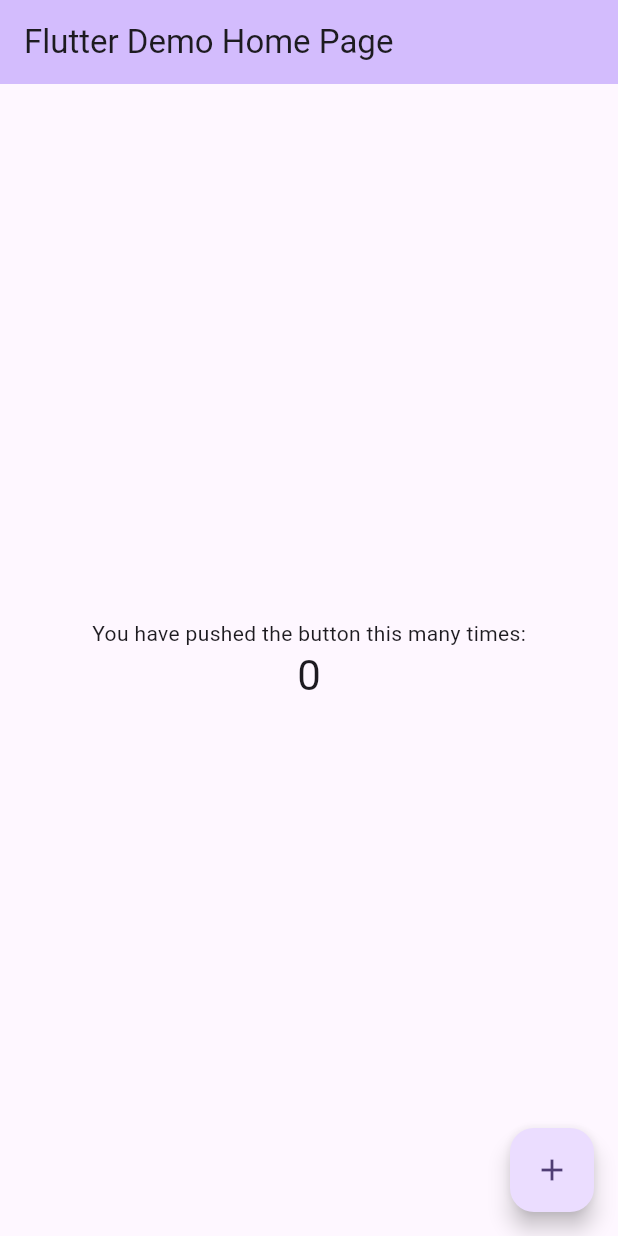
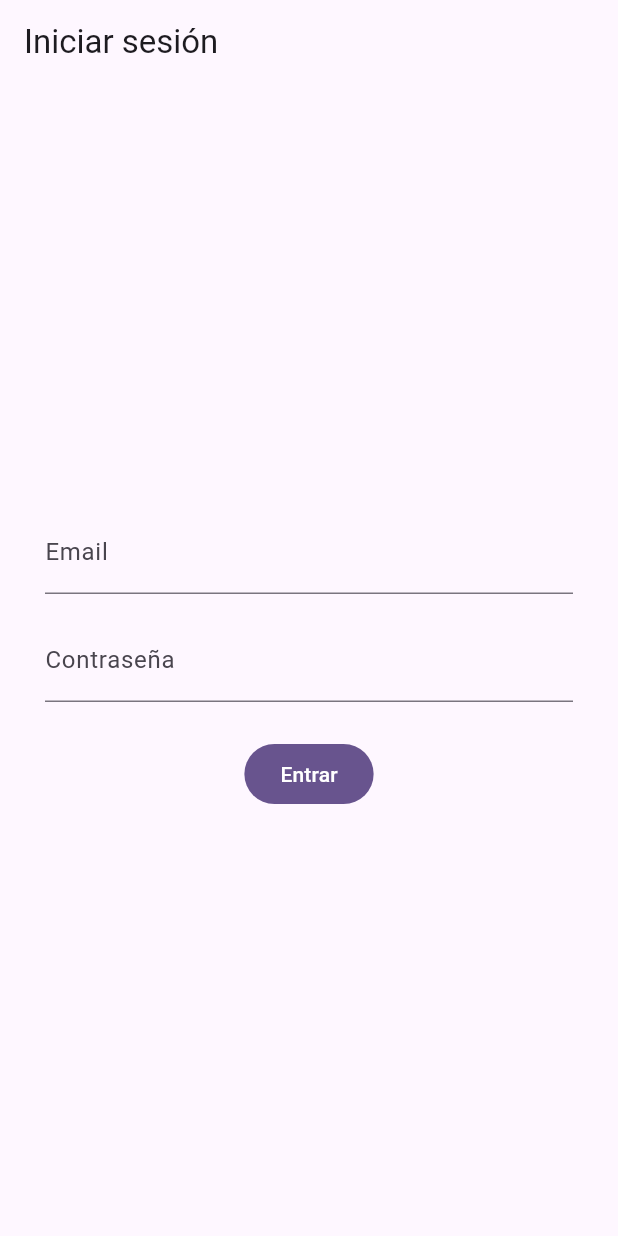
Before and after one commit to PredictiveTech/predictivemaintain-flutter-app, a Flutter app: the screen it shows after launch, on a phone screen of 412 x 824 dp. Run offline on Flutter 3.47's test engine with Material 3 defaults, Android fonts, the phone set to English and light mode, and no system bars.

Commit message:
feat(navigation): add home screen with bottom navigation bar and login redirect

```diff
--- /dev/null
+++ b/lib/core/network/auth_token_holder.dart
@@ -0,0 +1,2 @@
+/// Token de acceso global. Solución temporal hasta tener un almacén de sesión.
+String? accessToken;
--- /dev/null
+++ b/lib/iam/presentation/login_screen.dart
@@ -0,0 +1,119 @@
+import 'dart:convert';
+
+import 'package:flutter/material.dart';
+
+import '../../core/network/auth_token_holder.dart' as auth;
+import '../../core/network/http_client.dart';
+import '../../navigation/home_screen.dart';
+import '../infrastructure/auth_session_dto.dart';
+
+const String baseUrl =
+    'https://predictivemaintain-backend-production.up.railway.app';
+
+class LoginScreen extends StatefulWidget {
+  const LoginScreen({super.key});
+
+  @override
+  State<LoginScreen> createState() => _LoginScreenState();
+}
+
+class _LoginScreenState extends State<LoginScreen> {
+  final _emailController = TextEditingController();
+  final _passwordController = TextEditingController();
+  final _client = HttpClient(tokenProvider: () async => auth.accessToken);
+  bool _loading = false;
+
+  @override
+  void dispose() {
+    _emailController.dispose();
+    _passwordController.dispose();
+    _client.close();
+    super.dispose();
+  }
+
+  Future<void> _login() async {
+    setState(() => _loading = true);
+    try {
+      final response = await _client.post(
+        Uri.parse('$baseUrl/api/v1/auth/login'),
+        headers: {'Content-Type': 'application/json'},
+        body: jsonEncode({
+          'email': _emailController.text.trim(),
+          'password': _passwordController.text,
+        }),
+      );
+
+      if (response.statusCode >= 200 && response.statusCode < 300) {
+        final session = AuthSessionDto.fromJson(
+          jsonDecode(response.body) as Map<String, dynamic>,
+        ).toDomain();
+        auth.accessToken = session.accessToken;
+        if (!mounted) return;
+        Navigator.pushReplacement(
+          context,
+          MaterialPageRoute(builder: (_) => const HomeScreen()),
+        );
+      } else {
+        _showError(_errorMessage(response.statusCode, response.body));
+      }
+    } catch (e) {
+      _showError('No se pudo iniciar sesión: $e');
+    } finally {
+      if (mounted) setState(() => _loading = false);
+    }
+  }
+
+  String _errorMessage(int status, String body) {
+    try {
+      final json = jsonDecode(body);
+      if (json is Map && json['message'] is String) {
+        return json['message'] as String;
+      }
+    } catch (_) {}
+    return 'Error al iniciar sesión (HTTP $status)';
+  }
+
+  void _showError(String message) {
+    if (!mounted) return;
+    ScaffoldMessenger.of(context).showSnackBar(SnackBar(content: Text(message)));
+  }
+
+  @override
+  Widget build(BuildContext context) {
+    return Scaffold(
+      appBar: AppBar(title: const Text('Iniciar sesión')),
+      body: Center(
+        child: ConstrainedBox(
+          constraints: const BoxConstraints(maxWidth: 400),
+          child: Padding(
+            padding: const EdgeInsets.all(24),
+            child: Column(
+              mainAxisSize: MainAxisSize.min,
+              children: [
+                TextField(
+                  controller: _emailController,
+                  keyboardType: TextInputType.emailAddress,
+                  decoration: const InputDecoration(labelText: 'Email'),
+                ),
+                const SizedBox(height: 16),
+                TextField(
+                  controller: _passwordController,
+                  obscureText: true,
+                  decoration: const InputDecoration(labelText: 'Contraseña'),
+                ),
+                const SizedBox(height: 24),
+                if (_loading)
+                  const CircularProgressIndicator()
+                else
+                  FilledButton(
+                    onPressed: _login,
+                    child: const Text('Entrar'),
+                  ),
+              ],
+            ),
+          ),
+        ),
+      ),
+    );
+  }
+}
--- a/lib/main.dart
+++ b/lib/main.dart
@@ -1,4 +1,6 @@
 import 'package:flutter/material.dart';
+
+import 'iam/presentation/login_screen.dart';
 
 void main() {
   runApp(const MyApp());
@@ -7,116 +9,14 @@ void main() {
 class MyApp extends StatelessWidget {
   const MyApp({super.key});
 
-  // This widget is the root of your application.
   @override
   Widget build(BuildContext context) {
     return MaterialApp(
-      title: 'Flutter Demo',
+      title: 'PredictiveMaintain',
       theme: ThemeData(
-        // This is the theme of your application.
-        //
-        // TRY THIS: Try running your application with "flutter run". You'll see
-        // the application has a purple toolbar. Then, without quitting the app,
-        // try changing the seedColor in the colorScheme below to Colors.green
-        // and then invoke "hot reload" (save your changes or press the "hot
-        // reload" button in a Flutter-supported IDE, or press "r" if you used
-        // the command line to start the app).
-        //
-        // Notice that the counter didn't reset back to zero; the application
-        // state is not lost during the reload. To reset the state, use hot
-        // restart instead.
-        //
-        // This works for code too, not just values: Most code changes can be
-        // tested with just a hot reload.
         colorScheme: .fromSeed(seedColor: Colors.deepPurple),
       ),
-      home: const MyHomePage(title: 'Flutter Demo Home Page'),
+      home: const LoginScreen(),
     );
   }
 }
-
-class MyHomePage extends StatefulWidget {
-  const MyHomePage({super.key, required this.title});
-
-  // This widget is the home page of your application. It is stateful, meaning
-  // that it has a State object (defined below) that contains fields that affect
-  // how it looks.
-
-  // This class is the configuration for the state. It holds the values (in this
-  // case the title) provided by the parent (in this case the App widget) and
-  // used by the build method of the State. Fields in a Widget subclass are
-  // always marked "final".
-
-  final String title;
-
-  @override
-  State<MyHomePage> createState() => _MyHomePageState();
-}
-
-class _MyHomePageState extends State<MyHomePage> {
-  int _counter = 0;
-
-  void _incrementCounter() {
-    setState(() {
-      // This call to setState tells the Flutter framework that something has
-      // changed in this State, which causes it to rerun the build method below
-      // so that the display can reflect the updated values. If we changed
-      // _counter without calling setState(), then the build method would not be
-      // called again, and so nothing would appear to happen.
-      _counter++;
-    });
-  }
-
-  @override
-  Widget build(BuildContext context) {
-    // This method is rerun every time setState is called, for instance as done
-    // by the _incrementCounter method above.
-    //
-    // The Flutter framework has been optimized to make rerunning build methods
-    // fast, so that you can just rebuild anything that needs updating rather
-    // than having to individually change instances of widgets.
-    return Scaffold(
-      appBar: AppBar(
-        // TRY THIS: Try changing the color here to a specific color (to
-        // Colors.amber, perhaps?) and trigger a hot reload to see the AppBar
-        // change color while the other colors stay the same.
-        backgroundColor: Theme.of(context).colorScheme.inversePrimary,
-        // Here we take the value from the MyHomePage object that was created by
-        // the App.build method, and use it to set our appbar title.
-        title: Text(widget.title),
-      ),
-      body: Center(
-        // Center is a layout widget. It takes a single child and positions it
-        // in the middle of the parent.
-        child: Column(
-          // Column is also a layout widget. It takes a list of children and
-          // arranges them vertically. By default, it sizes itself to fit its
-          // children horizontally, and tries to be as tall as its parent.
-          //
-          // Column has various properties to control how it sizes itself and
-          // how it positions its children. Here we use mainAxisAlignment to
-          // center the children vertically; the main axis here is the vertical
-          // axis because Columns are vertical (the cross axis would be
-          // horizontal).
-          //
-          // TRY THIS: Invoke "debug painting" (choose the "Toggle Debug Paint"
-          // action in the IDE, or press "p" in the console), to see the
-          // wireframe for each widget.
-          mainAxisAlignment: .center,
-          children: [
-            const Text('You have pushed the button this many times:'),
-            Text(
-              '$_counter',
-              style: Theme.of(context).textTheme.headlineMedium,
-            ),
-          ],
-        ),
-      ),
-      floatingActionButton: FloatingActionButton(
-        onPressed: _incrementCounter,
-        tooltip: 'Increment',
-        child: const Icon(Icons.add),
-      ),
-    );
-  }
-}
```
Also changed, not shown: lib/navigation/home_screen.dart (added, +45 -0 lines), 3 other files.
